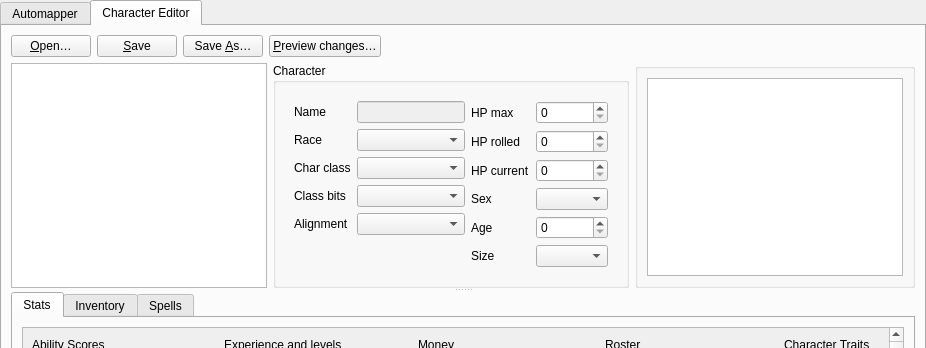
Old version of the form wish/window.ui in the repository malcyon/wish; both pictures show x 0 to 926 and y 0 to 348 of the 926 by 707 pixel window.
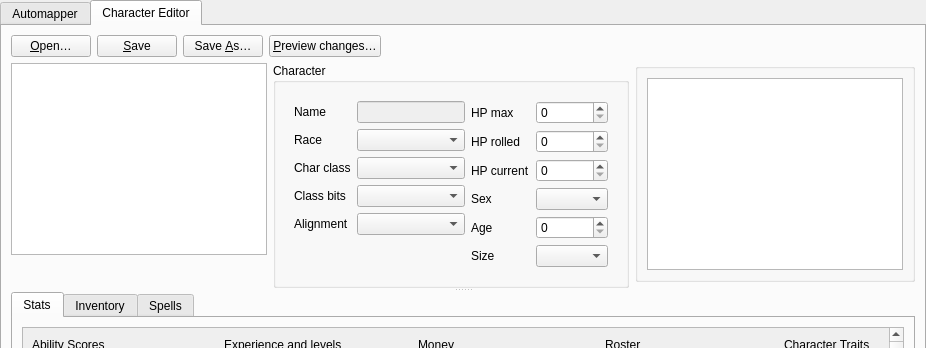
New version of the form. The open tabs and pages were chosen to show the change. Custom widgets are drawn as their Qt base class.

Commit message:
Measure the roster once at startup and top-align the header row, so an empty window is not two thirds full of blank table (closes #471)
Claude-Session: https://claude.ai/code/session_0135zFW8gLCJaAUG1z2p4Q9y

The edit to the form file:
```diff
--- a/wish/window.ui
+++ b/wish/window.ui
@@ -1563,7 +1563,7 @@
           <property name="topMargin"><number>0</number></property>
           <property name="rightMargin"><number>0</number></property>
           <property name="bottomMargin"><number>0</number></property>
-          <item>
+          <item alignment="Qt::AlignTop">
            <widget class="RosterView" name="roster" />
           </item>
           <item>
@@ -1731,7 +1731,7 @@
             </layout>
            </widget>
           </item>
-          <item>
+          <item alignment="Qt::AlignTop">
            <widget class="QGroupBox" name="box_active_effects">
             <property name="title">
              <string/>
```
Left out of the diff: 2 changed lines with no effect on the pictures. The commit also changes 4 other files.
